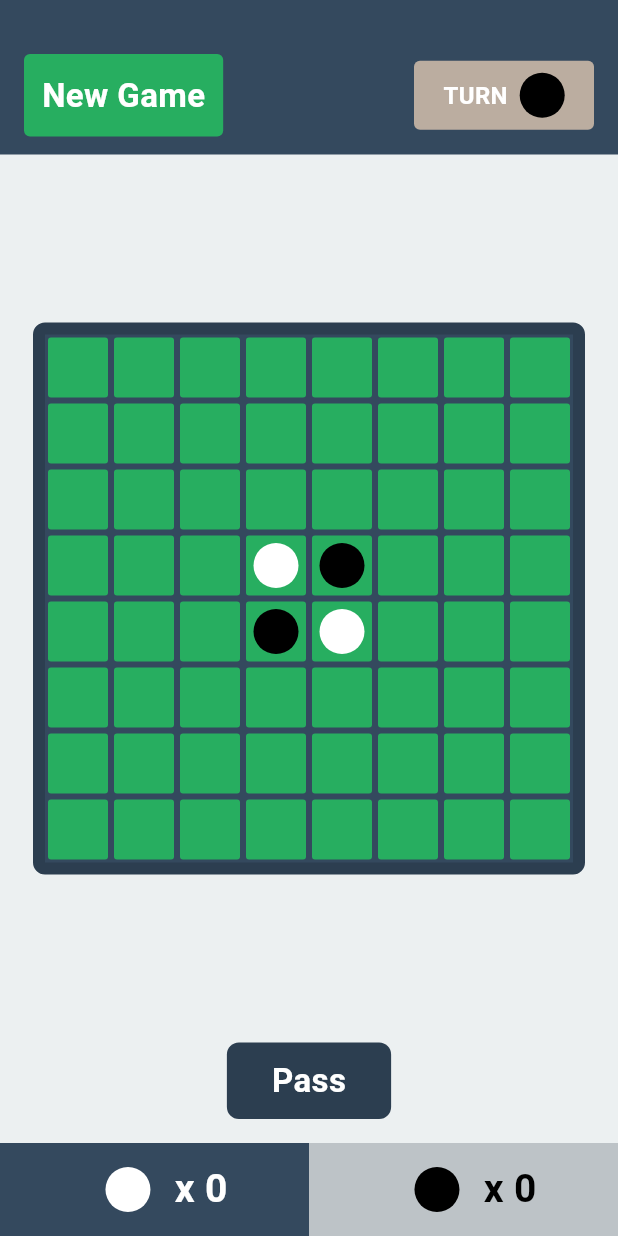
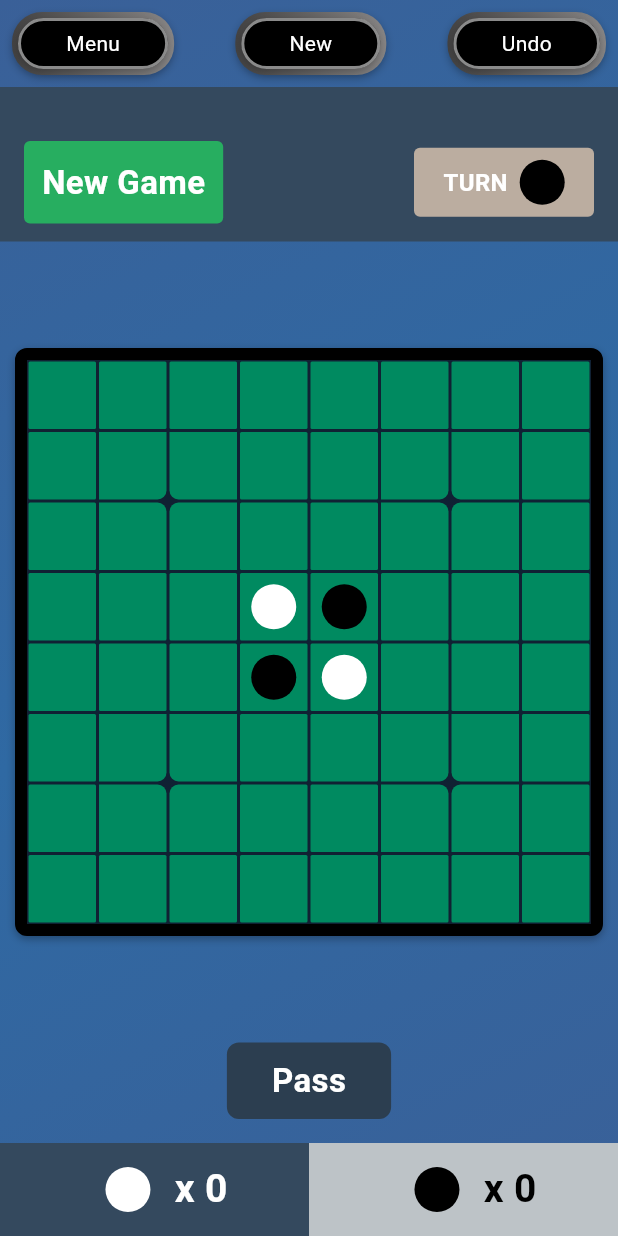
Before and after one commit to jeno1990/othello, a Flutter app: the screen it shows after launch, after a tap on "2 PLAYERS", on a phone screen of 412 x 824 dp. Run offline on Flutter 3.47's test engine with Material 3 defaults, Android fonts, the phone set to English and light mode, and no system bars; our stand-ins replace audioplayers, get.

Commit message:
board implementation and sound effects

```diff
--- a/lib/bindings.dart
+++ b/lib/bindings.dart
@@ -1,9 +1,11 @@
 import 'package:get/get.dart';
 import 'package:othello/controllers/game_state_controller.dart';
+import 'package:othello/controllers/sound_state_controller.dart';
 
 class InitBinding extends Bindings {
   @override
   void dependencies() {
     Get.put(GameStateController());
+    Get.put(GameSoundContoller());
   }
 }
--- /dev/null
+++ b/lib/controllers/sound_state_controller.dart
@@ -0,0 +1,11 @@
+import 'package:get/get.dart';
+
+class GameSoundContoller extends GetxController {
+  bool _isSoundOn = true;
+  bool get isSoundOn => _isSoundOn;
+
+  void setSound() {
+    _isSoundOn = !_isSoundOn;
+    update();
+  }
+}
--- a/lib/game/board.dart
+++ b/lib/game/board.dart
@@ -2,65 +2,34 @@ import 'package:othello/models/block_unit.dart';
 import 'package:othello/models/coordinate.dart';
 import 'package:othello/utils/constants.dart';
 
-abstract class Board {
-  List<Coordinate> checkRight(
-    int row,
-    int col,
-    int item,
-    List<List<BlockUnit>> table,
-  );
-  List<Coordinate> checkLeft(
-    int row,
-    int col,
-    int item,
-    List<List<BlockUnit>> table,
-  );
-  List<Coordinate> checkUp(
-    int row,
-    int col,
-    int item,
-    List<List<BlockUnit>> table,
-  );
-  List<Coordinate> checkDown(
-    int row,
-    int col,
-    int item,
-    List<List<BlockUnit>> table,
-  );
-  List<Coordinate> checkUpLeft(
-    int row,
-    int col,
-    int item,
-    List<List<BlockUnit>> table,
-  );
-  List<Coordinate> checkUpRight(
-    int row,
-    int col,
-    int item,
-    List<List<BlockUnit>> table,
-  );
-  List<Coordinate> checkDownLeft(
-    int row,
-    int col,
-    int item,
-    List<List<BlockUnit>> table,
-  );
-  List<Coordinate> checkDownRight(
-    int row,
-    int col,
-    int item,
-    List<List<BlockUnit>> table,
-  );
-}
+class Board {
+  late List<List<BlockUnit>> table;
 
-class BoardImplementation implements Board {
-  @override
-  List<Coordinate> checkRight(
-    int row,
-    int col,
-    int item,
-    List<List<BlockUnit>> table,
-  ) {
+  List<List<BlockUnit>> getTable() => table;
+  Board() {
+    initTable();
+    initTableItems();
+  }
+
+  void initTable() {
+    table = [];
+    for (int row = 0; row < 8; row++) {
+      List<BlockUnit> list = [];
+      for (int col = 0; col < 8; col++) {
+        list.add(BlockUnit(value: ITEM_EMPTY));
+      }
+      table.add(list);
+    }
+  }
+
+  void initTableItems() {
+    table[3][3].value = ITEM_WHITE;
+    table[4][3].value = ITEM_BLACK;
+    table[3][4].value = ITEM_BLACK;
+    table[4][4].value = ITEM_WHITE;
+  }
+
+  List<Coordinate> checkRight(int row, int col, int item) {
     List<Coordinate> list = [];
     if (col + 1 < 8) {
       for (int c = col + 1; c < 8; c++) {
@@ -76,13 +45,7 @@ class BoardImplementation implements Board {
     return [];
   }
 
-  @override
-  List<Coordinate> checkLeft(
-    int row,
-    int col,
-    int item,
-    List<List<BlockUnit>> table,
-  ) {
+  List<Coordinate> checkLeft(int row, int col, int item) {
     List<Coordinate> list = [];
     if (col - 1 >= 0) {
       for (int c = col - 1; c >= 0; c--) {
@@ -98,13 +61,7 @@ class BoardImplementation implements Board {
     return [];
   }
 
-  @override
-  List<Coordinate> checkDown(
-    int row,
-    int col,
-    int item,
-    List<List<BlockUnit>> table,
-  ) {
+  List<Coordinate> checkDown(int row, int col, int item) {
     List<Coordinate> list = [];
     if (row + 1 < 8) {
       for (int r = row + 1; r < 8; r++) {
@@ -120,13 +77,7 @@ class BoardImplementation implements Board {
     return [];
   }
 
-  @override
-  List<Coordinate> checkUp(
-    int row,
-    int col,
-    int item,
-    List<List<BlockUnit>> table,
-  ) {
+  List<Coordinate> checkUp(int row, int col, int item) {
     List<Coordinate> list = [];
     if (row - 1 >= 0) {
       for (int r = row - 1; r >= 0; r--) {
@@ -142,13 +93,7 @@ class BoardImplementation implements Board {
     return [];
   }
 
-  @override
-  List<Coordinate> checkUpLeft(
-    int row,
-    int col,
-    int item,
-    List<List<BlockUnit>> table,
-  ) {
+  List<Coordinate> checkUpLeft(int row, int col, int item) {
     List<Coordinate> list = [];
     if (row - 1 >= 0 && col - 1 >= 0) {
       int r = row - 1;
@@ -168,13 +113,7 @@ class BoardImplementation implements Board {
     return [];
   }
 
-  @override
-  List<Coordinate> checkUpRight(
-    int row,
-    int col,
-    int item,
-    List<List<BlockUnit>> table,
-  ) {
+  List<Coordinate> checkUpRight(int row, int col, int item) {
     List<Coordinate> list = [];
     if (row - 1 >= 0 && col + 1 < 8) {
       int r = row - 1;
@@ -194,13 +133,7 @@ class BoardImplementation implements Board {
     return [];
   }
 
-  @override
-  List<Coordinate> checkDownLeft(
-    int row,
-    int col,
-    int item,
-    List<List<BlockUnit>> table,
-  ) {
+  List<Coordinate> checkDownLeft(int row, int col, int item) {
     List<Coordinate> list = [];
     if (row + 1 < 8 && col - 1 >= 0) {
       int r = row + 1;
@@ -220,13 +153,7 @@ class BoardImplementation implements Board {
     return [];
   }
 
-  @override
-  List<Coordinate> checkDownRight(
-    int row,
-    int col,
-    int item,
-    List<List<BlockUnit>> table,
-  ) {
+  List<Coordinate> checkDownRight(int row, int col, int item) {
     List<Coordinate> list = [];
     if (row + 1 < 8 && col + 1 < 8) {
       int r = row + 1;
@@ -245,4 +172,26 @@ class BoardImplementation implements Board {
     }
     return [];
   }
+
+  List<Coordinate> getAllValidMoves(int playerItem) {
+    List<Coordinate> validMoves = [];
+    for (int row = 0; row < 8; row++) {
+      for (int col = 0; col < 8; col++) {
+        if (table[row][col].value == ITEM_EMPTY) {
+          // Try placing the item hypothetically
+          if (checkRight(row, col, playerItem).isNotEmpty ||
+              checkLeft(row, col, playerItem).isNotEmpty ||
+              checkDown(row, col, playerItem).isNotEmpty ||
+              checkUp(row, col, playerItem).isNotEmpty ||
+              checkUpLeft(row, col, playerItem).isNotEmpty ||
+              checkUpRight(row, col, playerItem).isNotEmpty ||
+              checkDownLeft(row, col, playerItem).isNotEmpty ||
+              checkDownRight(row, col, playerItem).isNotEmpty) {
+            validMoves.add(Coordinate(row: row, col: col));
+          }
+        }
+      }
+    }
+    return validMoves;
+  }
 }
--- a/lib/presentation/screens/home_page.dart
+++ b/lib/presentation/screens/home_page.dart
@@ -1,9 +1,12 @@
 import 'dart:math';
 
+import 'package:audioplayers/audioplayers.dart';
 import 'package:flutter/material.dart';
 import 'package:othello/game/board.dart';
 import 'package:othello/models/block_unit.dart';
 import 'package:othello/models/coordinate.dart';
+import 'package:othello/presentation/widgets/board_boarder_radius.dart';
+import 'package:othello/presentation/widgets/menu_tab.dart';
 import 'package:othello/utils/constants.dart';
 
 class GamePage extends StatefulWidget {
@@ -14,35 +17,18 @@ class GamePage extends StatefulWidget {
 }
 
 class _GamePageState extends State<GamePage> {
-  final Board board = BoardImplementation();
-  late List<List<BlockUnit>> table;
+  late final AudioPlayer _audioPlayer;
+  late final Board board;
   int currentTurn = ITEM_BLACK;
   int countItemWhite = 0;
   int countItemBlack = 0;
 
   @override
   void initState() {
-    initTable();
-    initTableItems();
+    board = Board();
+    _audioPlayer = AudioPlayer();
+    _audioPlayer.setReleaseMode(ReleaseMode.stop);
     super.initState();
-  }
-
-  void initTable() {
-    table = [];
-    for (int row = 0; row < 8; row++) {
-      List<BlockUnit> list = [];
-      for (int col = 0; col < 8; col++) {
-        list.add(BlockUnit(value: ITEM_EMPTY));
-      }
-      table.add(list);
-    }
-  }
-
-  void initTableItems() {
-    table[3][3].value = ITEM_WHITE;
-    table[4][3].value = ITEM_BLACK;
-    table[3][4].value = ITEM_BLACK;
-    table[4][4].value = ITEM_WHITE;
   }
 
   int randomItem() {
@@ -54,18 +40,37 @@ class _GamePageState extends State<GamePage> {
   Widget build(BuildContext context) {
     return SafeArea(
       child: Scaffold(
+        backgroundColor: Color(0xff3A6098),
         body: Container(
-          color: Color(0xffecf0f1),
+          decoration: BoxDecoration(
+            gradient: LinearGradient(
+              begin: Alignment.topLeft,
+              end: Alignment.bottomRight,
+              colors: [
+                Color(0xff3A6098),
+                Color.fromARGB(255, 47, 105, 163),
+                Color(0xff3A6098),
+              ],
+            ),
+          ),
           child: Column(
             children: <Widget>[
+              MenuTab(),
               buildMenu(),
               Expanded(
                 child: Center(
                   child: Container(
                     decoration: BoxDecoration(
-                      color: Color(0xff34495e),
+                      color: Colors.black54,
                       borderRadius: BorderRadius.circular(8),
-                      border: Border.all(width: 8, color: Color(0xff2c3e50)),
+                      border: Border.all(width: 8, color: Colors.black),
+                      boxShadow: [
+                        BoxShadow(
+                          color: Colors.black.withOpacity(0.3),
+                          offset: Offset(0, 2),
+                          blurRadius: 4,
+                        ),
+                      ],
                     ),
                     child: Column(
                       mainAxisSize: MainAxisSize.min,
@@ -245,27 +250,30 @@ class _GamePageState extends State<GamePage> {
 
   Widget buildBlockUnit(int row, int col) {
     return GestureDetector(
-      onTap: () {
+      onTap: () async {
         // setState(() {
         //   pasteItemToTable(row, col, currentTurn);
         // });
+        await _audioPlayer.setSource(AssetSource('audio/click_sound_1.mp3'));
+        // await _audioPlayer.setReleaseMode(ReleaseMode.loop);
+        await _audioPlayer.resume();
         if (currentTurn == ITEM_BLACK) {
           bool moved = pasteItemToTable(row, col, ITEM_BLACK);
           if (moved) {
-            setState(() {}); // Refresh UI for human move
+            setState(() {});
             playBotMove();
           }
         }
       },
       child: Container(
         decoration: BoxDecoration(
-          color: Color(0xff27ae60),
-          borderRadius: BorderRadius.circular(2),
+          color: primaryColor,
+          borderRadius: getBorderRadius(row, col),
         ),
         width: BLOCK_SIZE,
         height: BLOCK_SIZE,
-        margin: EdgeInsets.all(2),
-        child: Center(child: buildItem(table[row][col])),
+        margin: EdgeInsets.all(1),
+        child: Center(child: buildItem(board.getTable()[row][col])),
       ),
     );
   }
@@ -288,19 +296,19 @@ class _GamePageState extends State<GamePage> {
   }
 
   bool pasteItemToTable(int row, int col, int item) {
-    if (table[row][col].value == ITEM_EMPTY) {
+    if (board.getTable()[row][col].value == ITEM_EMPTY) {
       List<Coordinate> listCoordinate = [];
-      listCoordinate.addAll(board.checkRight(row, col, item, table));
-      listCoordinate.addAll(board.checkDown(row, col, item, table));
-      listCoordinate.addAll(board.checkLeft(row, col, item, table));
-      listCoordinate.addAll(board.checkUp(row, col, item, table));
-      listCoordinate.addAll(board.checkUpLeft(row, col, item, table));
-      listCoordinate.addAll(board.checkUpRight(row, col, item, table));
-      listCoordinate.addAll(board.checkDownLeft(row, col, item, table));
-      listCoordinate.addAll(board.checkDownRight(row, col, item, table));
+      listCoordinate.addAll(board.checkRight(row, col, item));
+      listCoordinate.addAll(board.checkDown(row, col, item));
+      listCoordinate.addAll(board.checkLeft(row, col, item));
+      listCoordinate.addAll(board.checkUp(row, col, item));
+      listCoordinate.addAll(board.checkUpLeft(row, col, item));
+      listCoordinate.addAll(board.checkUpRight(row, col, item));
+      listCoordinate.addAll(board.checkDownLeft(row, col, item));
+      listCoordinate.addAll(board.checkDownRight(row, col, item));
 
       if (listCoordinate.isNotEmpty) {
-        table[row][col].value = item;
+        board.getTable()[row][col].value = item;
         inverseItemFromList(listCoordinate);
         currentTurn = inverseItem(currentTurn);
         updateCountItem();
@@ -311,6 +319,7 @@ class _GamePageState extends State<GamePage> {
   }
 
   void inverseItemFromList(List<Coordinate> list) {
+    List<List<BlockUnit>> table = board.getTable();
     for (Coordinate c in list) {
       table[c.row][c.col].value = inverseItem(table[c.row][c.col].value);
     }
@@ -326,6 +335,7 @@ class _GamePageState extends State<GamePage> {
   }
 
   void updateCountItem() {
+    List<List<BlockUnit>> table = board.getTable();
     countItemBlack = 0;
     countItemWhite = 0;
     for (int row = 0; row < 8; row++) {
@@ -344,37 +354,16 @@ class _GamePageState extends State<GamePage> {
       countItemWhite = 0;
       countItemBlack = 0;
       currentTurn = ITEM_BLACK;
-      initTable();
-      initTableItems();
+      board.initTable();
+      board.initTableItems();
     });
   }
 
-  // Level 1 AI
-  List<Coordinate> getAllValidMoves(int playerItem) {
-    List<Coordinate> validMoves = [];
-    for (int row = 0; row < 8; row++) {
-      for (int col = 0; col < 8; col++) {
-        if (table[row][col].value == ITEM_EMPTY) {
-          // Try placing the item hypothetically
-          if (board.checkRight(row, col, playerItem, table).isNotEmpty ||
-              board.checkLeft(row, col, playerItem, table).isNotEmpty ||
-              board.checkDown(row, col, playerItem, table).isNotEmpty ||
-              board.checkUp(row, col, playerItem, table).isNotEmpty ||
-              board.checkUpLeft(row, col, playerItem, table).isNotEmpty ||
-              board.checkUpRight(row, col, playerItem, table).isNotEmpty ||
-              board.checkDownLeft(row, col, playerItem, table).isNotEmpty ||
-              board.checkDownRight(row, col, playerItem, table).isNotEmpty) {
-            validMoves.add(Coordinate(row: row, col: col));
-          }
-        }
-      }
-    }
-    return validMoves;
-  }
+  // Level 1 AI Bot
 
   void playBotMove() {
     Future.delayed(Duration(milliseconds: 2000), () {
-      List<Coordinate> moves = getAllValidMoves(ITEM_WHITE);
+      List<Coordinate> moves = board.getAllValidMoves(ITEM_WHITE);
       if (moves.isNotEmpty) {
         Coordinate move = moves[Random().nextInt(moves.length)];
         setState(() {
--- a/lib/presentation/screens/landing_page.dart
+++ b/lib/presentation/screens/landing_page.dart
@@ -2,6 +2,7 @@ import 'package:flutter/material.dart';
 import 'package:audioplayers/audioplayers.dart';
 import 'package:get/get.dart';
 import 'package:othello/controllers/game_state_controller.dart';
+import 'package:othello/controllers/sound_state_controller.dart';
 import 'package:othello/presentation/screens/home_page.dart';
 import 'package:othello/presentation/widgets/play_button.dart';
 
@@ -28,6 +29,12 @@ class _LandingPageState extends State<LandingPage> {
       await _audioPlayer.resume();
     });
   }
+
+  // @override
+  // void didChangeDependencies() {
+  //   super.didChangeDependencies();
+  //   Get.routing.routeObserver.subscribe(this, ModalRoute.of(context)!);
+  // }
 
   @override
   void dispose() {
@@ -172,9 +179,23 @@ class _LandingPageState extends State<LandingPage> {
             Row(
               mainAxisAlignment: MainAxisAlignment.center,
               children: [
-                bottomSettings(Icons.settings),
+                bottomSettings(Icons.settings, () {}),
                 SizedBox(width: 20),
-                bottomSettings(Icons.volume_up),
+                GetBuilder<GameSoundContoller>(
+                  builder: (controller) {
+                    return bottomSettings(
+                      controller.isSoundOn ? Icons.volume_up : Icons.volume_off,
+                      () {
+                        if (controller.isSoundOn) {
+                          _audioPlayer.pause();
+                        } else {
+                          _audioPlayer.resume();
+                        }
+                        controller.setSound();
+                      },
+                    );
+                  },
+                ),
               ],
             ),
             SizedBox(height: 20),
@@ -220,10 +241,11 @@ class _LandingPageState extends State<LandingPage> {
     );
   }
 
-  IconButton bottomSettings(IconData icon) => IconButton(
-    onPressed: () {},
-    icon: Icon(icon, size: 40, color: Colors.white),
-    splashColor: Colors.white,
-    splashRadius: 5,
-  );
+  IconButton bottomSettings(IconData icon, VoidCallback onPressed) =>
+      IconButton(
+        onPressed: onPressed,
+        icon: Icon(icon, size: 40, color: Colors.white),
+        splashColor: Colors.white,
+        splashRadius: 5,
+      );
 }
--- /dev/null
+++ b/lib/presentation/widgets/board_boarder_radius.dart
@@ -0,0 +1,39 @@
+import 'package:flutter/material.dart';
+import 'package:othello/utils/constants.dart';
+
+BorderRadius getBorderRadius(int row, int col) {
+  if (row == 1 && col == 1) {
+    return BorderRadius.only(bottomRight: Radius.circular(borderRadiusWide));
+  } else if (row == 2 && col == 1) {
+    return BorderRadius.only(topRight: Radius.circular(borderRadiusWide));
+  } else if (row == 2 && col == 2) {
+    return BorderRadius.only(topLeft: Radius.circular(borderRadiusWide));
+  } else if (row == 1 && col == 2) {
+    return BorderRadius.only(bottomLeft: Radius.circular(borderRadiusWide));
+  } else if (row == 5 && col == 5) {
+    return BorderRadius.only(bottomRight: Radius.circular(borderRadiusWide));
+  } else if (row == 6 && col == 5) {
+    return BorderRadius.only(topRight: Radius.circular(borderRadiusWide));
+  } else if (row == 6 && col == 6) {
+    return BorderRadius.only(topLeft: Radius.circular(borderRadiusWide));
+  } else if (row == 5 && col == 6) {
+    return BorderRadius.only(bottomLeft: Radius.circular(borderRadiusWide));
+  } else if (row == 1 && col == 5) {
+    return BorderRadius.only(bottomRight: Radius.circular(borderRadiusWide));
+  } else if (row == 2 && col == 5) {
+    return BorderRadius.only(topRight: Radius.circular(borderRadiusWide));
+  } else if (row == 2 && col == 6) {
+    return BorderRadius.only(topLeft: Radius.circular(borderRadiusWide));
+  } else if (row == 1 && col == 6) {
+    return BorderRadius.only(bottomLeft: Radius.circular(borderRadiusWide));
+  } else if (row == 5 && col == 1) {
+    return BorderRadius.only(bottomRight: Radius.circular(borderRadiusWide));
+  } else if (row == 6 && col == 1) {
+    return BorderRadius.only(topRight: Radius.circular(borderRadiusWide));
+  } else if (row == 6 && col == 2) {
+    return BorderRadius.only(topLeft: Radius.circular(borderRadiusWide));
+  } else if (row == 5 && col == 2) {
+    return BorderRadius.only(bottomLeft: Radius.circular(borderRadiusWide));
+  }
+  return BorderRadius.circular(borderRadiusNarrow);
+}
--- /dev/null
+++ b/lib/presentation/widgets/menu_tab.dart
@@ -0,0 +1,53 @@
+import 'package:flutter/material.dart';
+
+class MenuTab extends StatelessWidget {
+  const MenuTab({super.key});
+
+  @override
+  Widget build(BuildContext context) {
+    return Padding(
+      padding: const EdgeInsets.all(8.0),
+      child: Row(
+        mainAxisAlignment: MainAxisAlignment.spaceBetween,
+        children: [menuItem('Menu'), menuItem('New'), menuItem('Undo')],
+      ),
+    );
+  }
+
+  Container menuItem(String title) {
+    return Container(
+      padding: EdgeInsets.all(4),
+      decoration: BoxDecoration(
+        gradient: LinearGradient(
+          colors: [
+            const Color.fromARGB(255, 67, 66, 66),
+            Color.fromARGB(255, 135, 133, 133),
+          ],
+          begin: Alignment.centerLeft,
+          end: Alignment.centerRight,
+        ),
+        borderRadius: BorderRadius.circular(20),
+        boxShadow: [
+          BoxShadow(color: Colors.black26, offset: Offset(0, 2), blurRadius: 4),
+        ],
+      ),
+      child: Container(
+        padding: EdgeInsets.symmetric(horizontal: 30, vertical: 5),
+
+        decoration: BoxDecoration(
+          border: Border.all(color: Colors.white54, width: 2),
+          color: Colors.black,
+          borderRadius: BorderRadius.circular(20),
+          boxShadow: [
+            BoxShadow(
+              color: Colors.black26,
+              offset: Offset(0, 2),
+              blurRadius: 4,
+            ),
+          ],
+        ),
+        child: Text(title, style: TextStyle(color: Colors.white)),
+      ),
+    );
+  }
+}
--- a/lib/utils/constants.dart
+++ b/lib/utils/constants.dart
@@ -1,4 +1,9 @@
-const double BLOCK_SIZE = 40;
+import 'dart:ui';
+
+const double BLOCK_SIZE = 45;
+const double borderRadiusWide = 6;
+const double borderRadiusNarrow = 1;
 const int ITEM_EMPTY = 0;
 const int ITEM_WHITE = 1;
 const int ITEM_BLACK = 2;
+const primaryColor = Color(0xff008A60);
--- a/pubspec.yaml
+++ b/pubspec.yaml
@@ -51,6 +51,7 @@ flutter:
   assets:
     - assets/image/
     - assets/audio/background_music.wav
+    - assets/audio/click_sound_1.mp3
   #   - images/a_dot_ham.jpeg
   # An image asset can refer to one or more resolution-specific "variants", see
   # https://flutter.dev/to/resolution-aware-images
```
Also changed, not shown: 1 other file.
